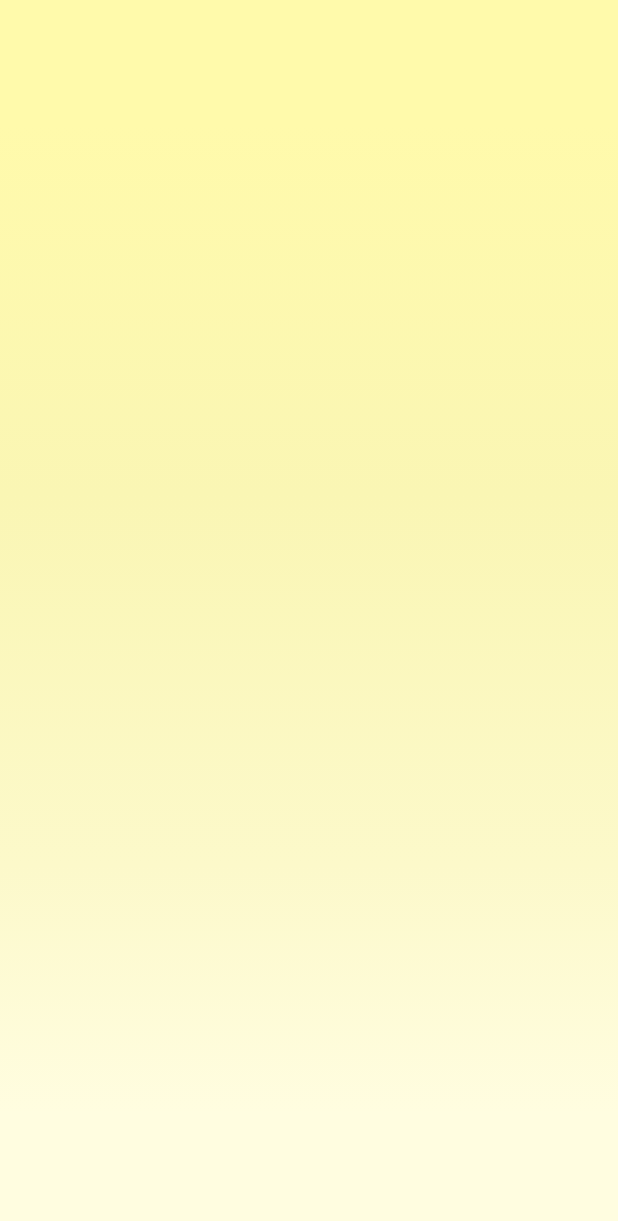
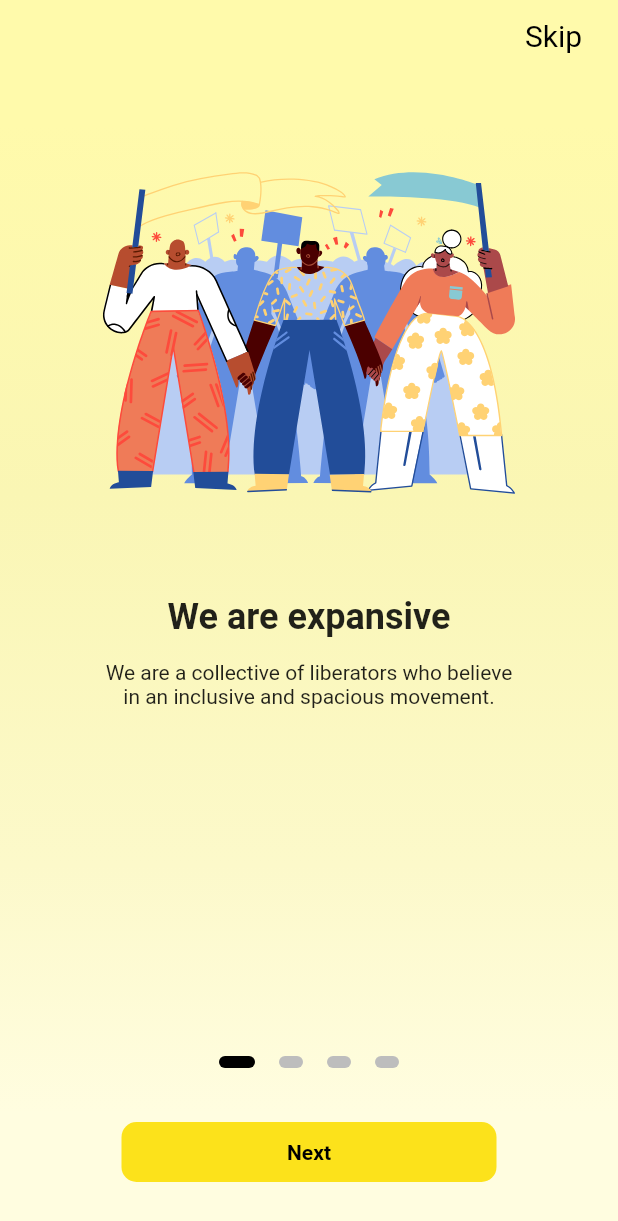
Before and after one commit to szy0syz/flutter-demos, a Flutter app: the screen it shows after launch, on a phone screen of 412 x 824 dp. Shown: the top 1221 px of the screen. Run offline on Flutter 3.47's test engine with Material 2 defaults, Android fonts, the light colour scheme and no system bars; our stand-ins replace flutter_svg, font_awesome_flutter, google_fonts, sqflite; accounts and stored records are empty.

Commit message:
Finish blm_onboarding

```diff
--- a/flutter_blm_onboarding/lib/main.dart
+++ b/flutter_blm_onboarding/lib/main.dart
@@ -1,5 +1,8 @@
 import 'package:flutter/material.dart';
+import 'package:flutter_svg/svg.dart';
 import 'package:google_fonts/google_fonts.dart';
+
+import 'page_item.dart';
 
 void main() {
   runApp(MyApp());
@@ -28,6 +31,31 @@ class MyHomePage extends StatefulWidget {
 }
 
 class _MyHomePageState extends State<MyHomePage> {
+  final PageController _pageController = PageController(initialPage: 0);
+  final int _totalPags = 4;
+  int _currentPage = 0;
+
+  List<Widget> _buildPageIndicator() {
+    List<Widget> list = [];
+    for (var i = 0; i < _totalPags; i++) {
+      list.add(i == _currentPage ? _indicator(true) : _indicator(false));
+    }
+    return list;
+  }
+
+  Widget _indicator(bool isActive) {
+    return AnimatedContainer(
+      duration: Duration(microseconds: 500),
+      margin: EdgeInsets.symmetric(horizontal: 8.0),
+      height: 8.0,
+      width: isActive ? 24.0 : 16.0,
+      decoration: BoxDecoration(
+        color: isActive ? Colors.black : Colors.grey[400],
+        borderRadius: BorderRadius.all(Radius.circular(12)),
+      ),
+    );
+  }
+
   @override
   Widget build(BuildContext context) {
     return Scaffold(
@@ -45,7 +73,142 @@ class _MyHomePageState extends State<MyHomePage> {
             ],
           ),
         ),
+        child: SafeArea(
+          child: Column(
+            crossAxisAlignment: CrossAxisAlignment.center,
+            children: <Widget>[
+              Padding(
+                padding: EdgeInsets.symmetric(vertical: 12.0, horizontal: 24.0),
+                child: Row(
+                  mainAxisAlignment: MainAxisAlignment.spaceBetween,
+                  children: <Widget>[
+                    _currentPage != 0
+                        ? GestureDetector(
+                            onTap: () {
+                              _pageController.previousPage(
+                                duration: Duration(microseconds: 500),
+                                curve: Curves.ease,
+                              );
+                            },
+                            child: Icon(
+                              Icons.keyboard_arrow_left,
+                              color: Colors.black,
+                              size: 26,
+                            ),
+                          )
+                        : Container(),
+                    _currentPage != _totalPags - 1
+                        ? GestureDetector(
+                            onTap: () => print('Skip'),
+                            child: Text(
+                              'Skip',
+                              style: TextStyle(
+                                color: Colors.black,
+                                fontSize: 20.0,
+                              ),
+                            ),
+                          )
+                        : Container(),
+                  ],
+                ),
+              ),
+              Expanded(
+                child: Container(
+                  child: PageView(
+                    physics: BouncingScrollPhysics(),
+                    controller: _pageController,
+                    onPageChanged: (int page) {
+                      setState(() {
+                        _currentPage = page;
+                      });
+                    },
+                    children: getPageItems()
+                        .map((item) => rederPageItem(item))
+                        .toList(),
+                  ),
+                ),
+              ),
+              Row(
+                mainAxisAlignment: MainAxisAlignment.center,
+                children: _buildPageIndicator(),
+              ),
+              SizedBox(
+                height: 32,
+              ),
+              Padding(
+                padding: EdgeInsets.only(bottom: 32.0),
+                child: SizedBox(
+                  width: 250,
+                  child: FlatButton(
+                    onPressed: () {
+                      if (_currentPage != _totalPags - 1) {
+                        _pageController.nextPage(
+                          duration: Duration(microseconds: 500),
+                          curve: Curves.ease,
+                        );
+                      } else {
+                        print('Join the Movement');
+                      }
+                    },
+                    color: Color(0xFFFCE21B),
+                    shape: RoundedRectangleBorder(
+                      borderRadius: BorderRadius.circular(10.0),
+                    ),
+                    child: Padding(
+                      padding: EdgeInsets.symmetric(vertical: 12.0),
+                      child: Text(
+                        _currentPage != _totalPags - 1
+                            ? 'Next'
+                            : 'Join the Join the Movement',
+                        style: TextStyle(
+                          color: Colors.black,
+                          fontWeight: FontWeight.bold,
+                        ),
+                      ),
+                    ),
+                  ),
+                ),
+              ),
+            ],
+          ),
+        ),
       ),
     );
   }
 }
+
+Column rederPageItem(PageItem item) {
+  return Column(
+    crossAxisAlignment: CrossAxisAlignment.start,
+    children: <Widget>[
+      Center(
+        child: SvgPicture.asset(
+          item.imageUrl,
+          height: 350,
+        ),
+      ),
+      Center(
+        child: Text(
+          item.title,
+          style: TextStyle(
+            fontSize: 24,
+            fontWeight: FontWeight.bold,
+          ),
+        ),
+      ),
+      SizedBox(
+        height: 15.0,
+      ),
+      Padding(
+        padding: EdgeInsets.symmetric(horizontal: 64.0),
+        child: Text(
+          item.description,
+          textAlign: TextAlign.center,
+          style: TextStyle(
+            fontSize: 14,
+          ),
+        ),
+      ),
+    ],
+  );
+}
--- a/flutter_blm_onboarding/lib/page_item.dart
+++ b/flutter_blm_onboarding/lib/page_item.dart
@@ -8,9 +8,13 @@ class PageItem {
 
 List<PageItem> getPageItems() {
   return <PageItem>[
-    PageItem('assets/images/blm_protests.svg', 'We are', 'We are'),
-    PageItem('assets/images/blm_signs.svg', 'We are', 'We are'),
-    PageItem('assets/images/blm_laptop.svg', 'We are', 'We are'),
-    PageItem('assets/images/man_and_girl.svg', 'We are', 'We are'),
-  ]
+    PageItem('assets/images/blm_protests.svg', 'We are expansive',
+        'We are a collective of liberators who believe in an inclusive and spacious movement.'),
+    PageItem('assets/images/blm_signs.svg', 'We affirm the lives',
+        'of Black queer and trans folks, disabled folks, undocumented folks, folks with records, women, and all Black lives along the gender spectrum.'),
+    PageItem('assets/images/blm_laptop.svg', 'We are working',
+        'for a world where Black lives are no longer systematically targeted for demise.'),
+    PageItem('assets/images/man_and_girl.svg', 'We affirm our humanity',
+        'our contributions to this society, and our resilience in the face of deadly oppression.'),
+  ];
 }
```
Also changed, not shown: preview/blm_onboarding.gif (added), 7 other files.
